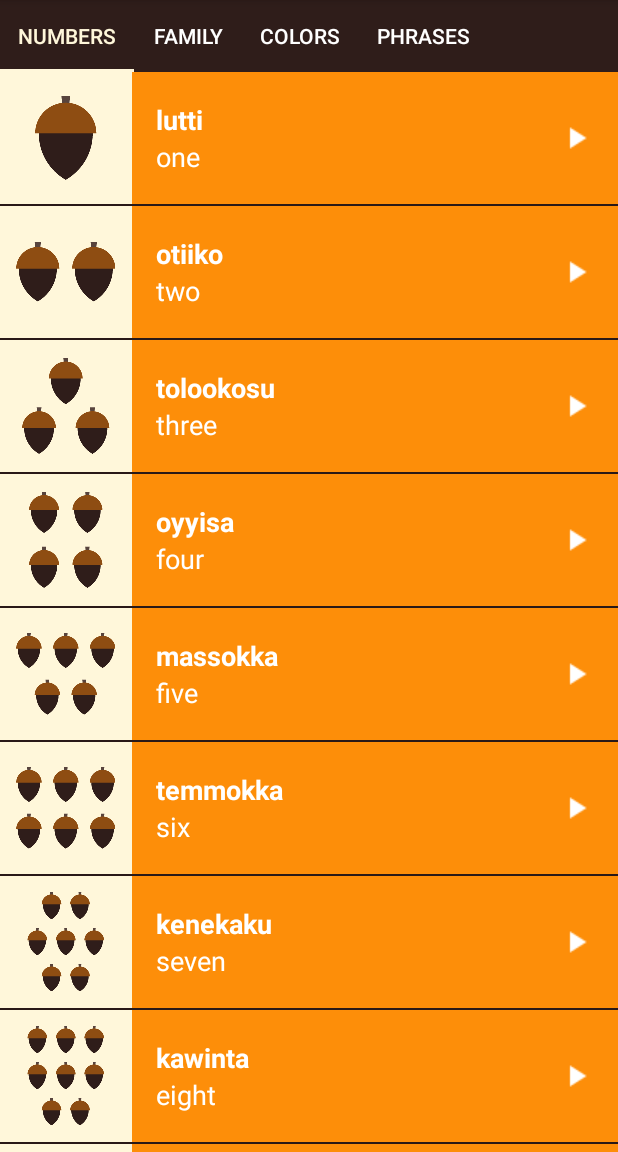
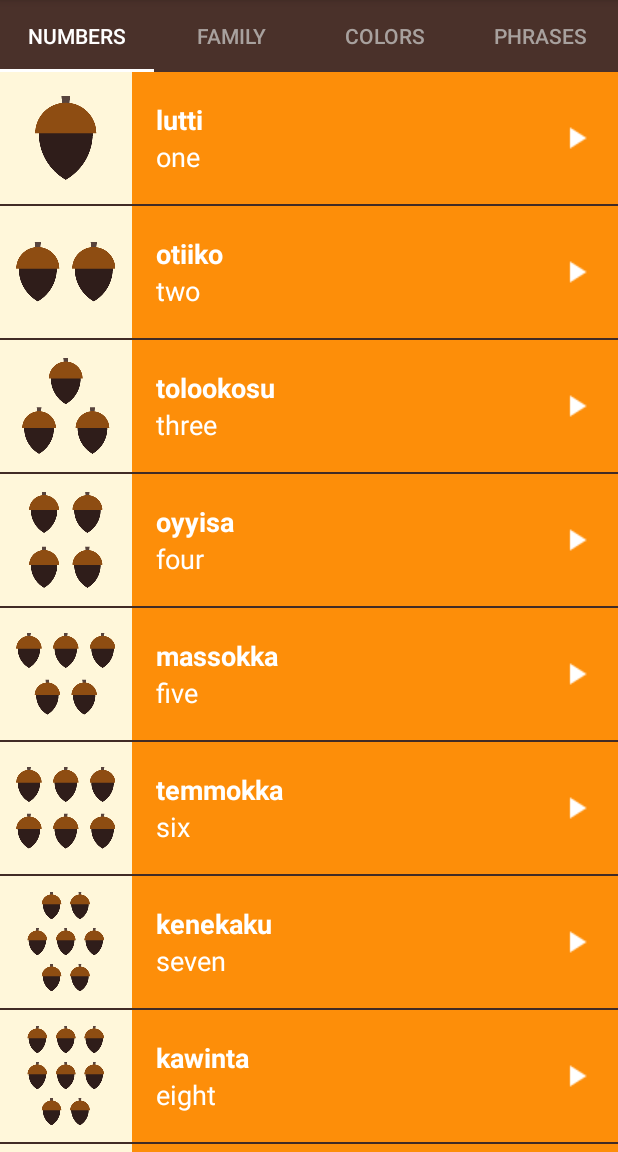
Before and after one commit to alanionita/GDS_MiwokApp, an Android app: the screen it shows after launch (MainActivity), on a phone screen of 412 x 824 dp, the part 84-1236 px from its top. Run offline under Robolectric (Android 15) with nearby library versions, the phone set to English and light mode, and no system bars.

Commit message:
adds styling to the tabLayout

```diff
--- a/app/src/main/res/layout/activity_main.xml
+++ b/app/src/main/res/layout/activity_main.xml
@@ -1,21 +1,17 @@
 <?xml version="1.0" encoding="utf-8"?>
 <LinearLayout xmlns:android="http://schemas.android.com/apk/res/android"
-    xmlns:app="http://schemas.android.com/apk/res-auto"
     xmlns:tools="http://schemas.android.com/tools"
     android:layout_width="match_parent"
     android:layout_height="match_parent"
-    android:background="@color/primary_dark_color"
+    android:background="@color/primary_color"
     android:orientation="vertical"
     tools:context="com.example.android.miwok.MainActivity">
 
     <android.support.design.widget.TabLayout
         android:id="@+id/sliding_tabs"
+        style="@style/TabLayoutStyle"
         android:layout_width="match_parent"
-        android:layout_height="wrap_content"
-        app:tabIndicatorColor="@color/tan_background"
-        app:tabMode="scrollable"
-        app:tabSelectedTextColor="@color/tan_background"
-        app:tabTextColor="@android:color/white" />
+        android:layout_height="wrap_content" />
 
     <android.support.v4.view.ViewPager
         android:id="@+id/viewpager"
--- a/app/src/main/res/values/styles.xml
+++ b/app/src/main/res/values/styles.xml
@@ -30,4 +30,11 @@
         <item name="android:textStyle">bold</item>
         <item name="android:textAppearance">?android:textAppearanceMedium</item>
     </style>
+
+    <style name="TabLayoutStyle">
+        <item name="tabIndicatorColor">#FFFFFF</item>
+        <item name="tabMode">fixed</item>
+        <item name="tabSelectedTextColor">#FFFFFF</item>
+        <item name="tabTextColor">#A8A19E</item>
+    </style>
 </resources>
```
